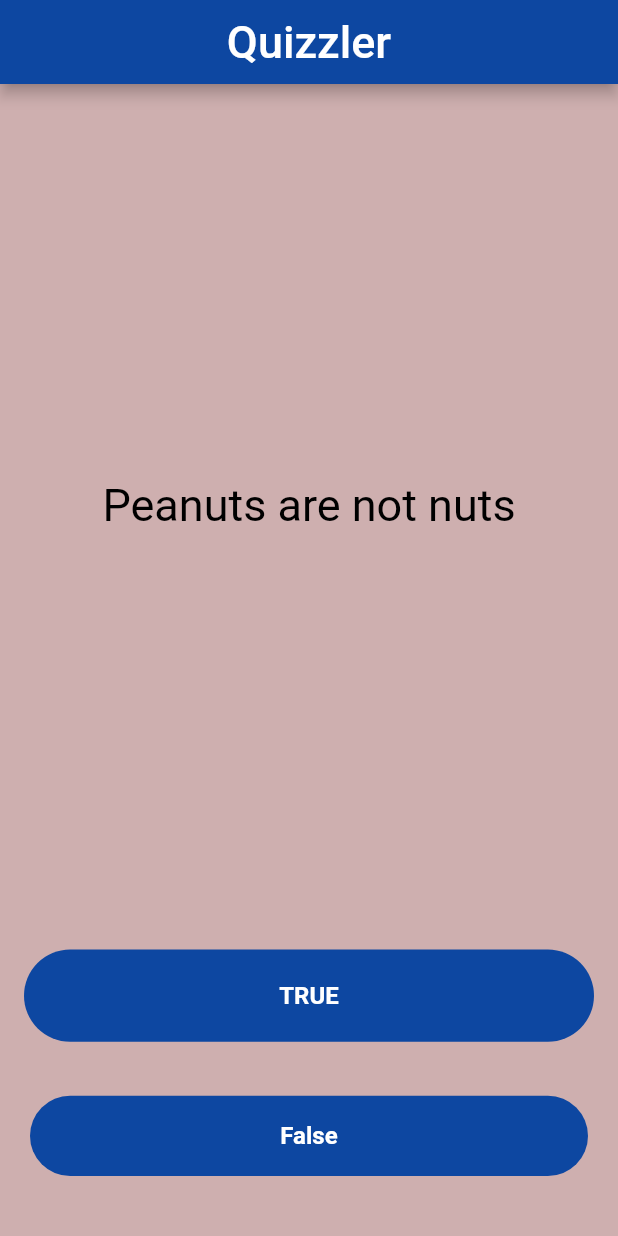
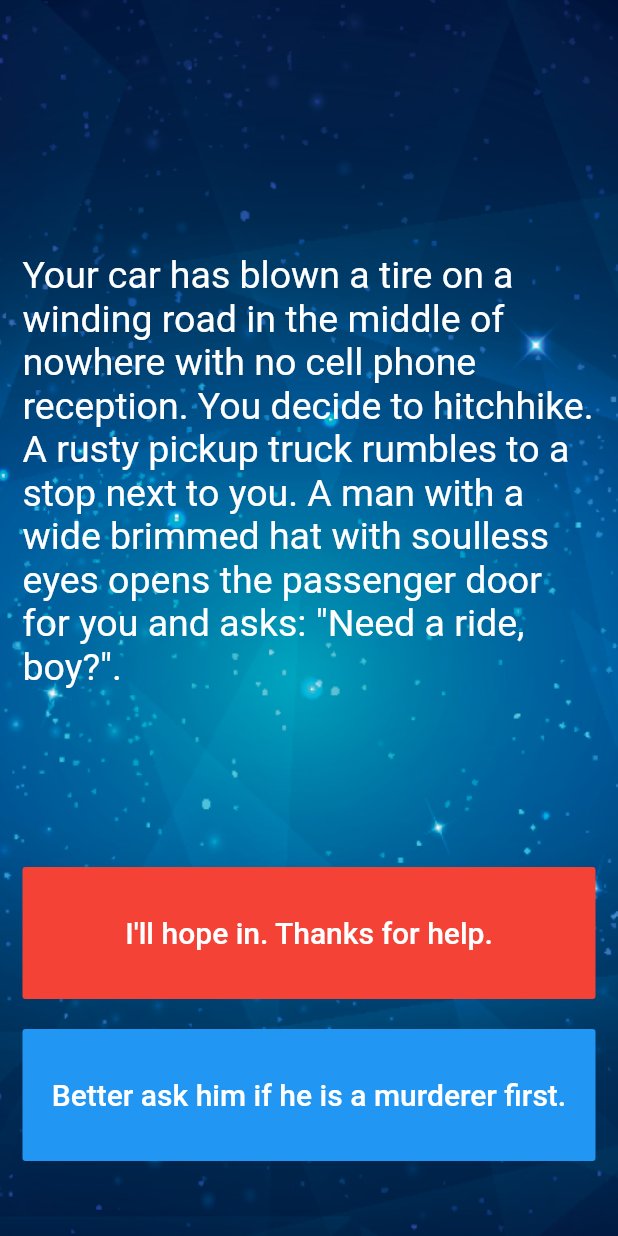
Before and after one commit to muhammadshehzaib/Quiz_Bank, a Flutter app: the screen it shows after launch, on a phone screen of 412 x 824 dp. Run offline on Flutter 3.47's test engine with Material 2 defaults, Android fonts, the phone set to English and light mode, and no system bars; Roboto replaces fonts that are missing (Pacifico).

Commit message:
first commit

```diff
--- a/lib/Question.dart
+++ /dev/null
@@ -1,7 +0,0 @@
-class Questions {
-  String Question = '';
-
-  bool Answer = false;
-  //constuctor
-  Questions(this.Question, this.Answer);
-}
--- a/lib/Quiz.dart
+++ /dev/null
@@ -1,49 +0,0 @@
-import 'Question.dart';
-
-class Quiz {
-  // ignore: non_constant_identifier_names
-  //ecan
-  int _questionNo = 0;
-  //
-  final List<Questions> _questionBank = [
-    Questions('Peanuts are not nuts', true),
-    Questions('People may sneeze or cough while sleeping deeply', false),
-    Questions('Copyrights depreciate over time', true),
-    Questions('Light travels in a straight line', true),
-    Questions('Imposters syndrome is a mental illness', false),
-    Questions('The Atlantic Ocean is the warmest in the world', false),
-    Questions('Almost 30% of Americans are self-employed', true),
-    Questions('There are more ancient pyramids in Sudan than in Egypt', true),
-    Questions('There are more ancient pyramids in Sudan than in Egypt', true),
-    Questions('There are three rivers in Saudi Arabia', false),
-  ];
-
-  //ignore:
-  void nextQuestions() {
-    if (_questionNo < _questionBank.length - 1) {
-      _questionNo++;
-    }
-  }
-
-  // ignore: non_constant_identifier_names
-  String GetQuestions() {
-    return _questionBank[_questionNo].Question;
-  }
-
-  // ignore: non_constant_identifier_names
-  bool CorrectAnswer() {
-    return _questionBank[_questionNo].Answer;
-  }
-
-  bool finished() {
-    if (_questionNo >= _questionBank.length - 1) {
-      return true;
-    } else {
-      return false;
-    }
-  }
-
-  void reset() {
-    _questionNo = 0;
-  }
-}
--- a/lib/main.dart
+++ b/lib/main.dart
@@ -1,30 +1,115 @@
 import 'package:flutter/material.dart';
-import 'Quiz.dart';
-// ignore: implementation_imports
+import 'story_brain.dart';
 
-void main() {
-  runApp(MyApp());
+//-TODO: Step 15 - Run the app and see if you can see the screen update with the first story. Delete this -TODO if it looks as you expected.
+
+void main() => runApp(const Destini());
+
+class Destini extends StatelessWidget {
+  const Destini({Key? key}) : super(key: key);
+
+  Widget build(BuildContext context) {
+    return MaterialApp(
+      debugShowCheckedModeBanner: false,
+      theme: ThemeData.dark(),
+      home: const StoryPage(),
+    );
+  }
 }
 
-class MyApp extends StatelessWidget {
+//-TODO: Step 9 - Create a new storyBrain object from the StoryBrain class.
+// code here step 9
+StoryBrain storyBrain = StoryBrain();
+
+class StoryPage extends StatefulWidget {
+  const StoryPage({Key? key}) : super(key: key);
+
+  _StoryPageState createState() => _StoryPageState();
+}
+
+class _StoryPageState extends State<StoryPage> {
   @override
   Widget build(BuildContext context) {
-    return MaterialApp(
-      home: Theme(
-        data: ThemeData(
-          splashColor: Colors.red,
+    return Scaffold(
+      body: Container(
+        //-TODO: Step 1 - Add background.png to this Container as a background image.
+        decoration: const BoxDecoration(
+          image: DecorationImage(
+            image: AssetImage("images/background.png"),
+            fit: BoxFit.cover,
+          ),
         ),
-        child: Scaffold(
-          backgroundColor: Color.fromARGB(255, 206, 175, 175),
-          appBar: AppBar(
-            centerTitle: true,
-            title: const Text('Quizzler',
-                style: TextStyle(
-                    fontFamily: 'Pacifico', fontSize: 30, color: Colors.white)),
-            backgroundColor: Colors.blue.shade900,
-          ),
-          body: SafeArea(
-            child: MyQuiz(),
+        padding: const EdgeInsets.symmetric(vertical: 50.0, horizontal: 15.0),
+        constraints: const BoxConstraints.expand(),
+        child: SafeArea(
+          child: Column(
+            crossAxisAlignment: CrossAxisAlignment.stretch,
+            children: <Widget>[
+              Expanded(
+                flex: 12,
+                child: Center(
+                  child: Text(
+                    //-TODO: Step 10 - use the storyBrain to get the first story title and display it in this Text Widget.
+
+                    storyBrain.getStory(),
+                    style: const TextStyle(
+                      fontSize: 25.0,
+                    ),
+                  ),
+                ),
+              ),
+              Expanded(
+                flex: 2,
+                child: FlatButton(
+                  onPressed: () {
+                    //Choice 1 made by user.
+                    //-TODO: Step 18 - Call the nextStory() method from storyBrain and pass the number 1 as the choice made by the user.
+                    setState(() {
+                      storyBrain.nextStory(1);
+                    });
+                  },
+                  color: Colors.red,
+                  child: Text(
+                    //-TODO: Step 13 - Use the storyBrain to get the text for choice 1.
+
+                    storyBrain.getChoice1(),
+                    style: const TextStyle(
+                      fontSize: 20.0,
+                    ),
+                  ),
+                ),
+              ),
+              const SizedBox(
+                height: 20.0,
+              ),
+              Expanded(
+                flex: 2,
+                //-TODO: Step 26 - Use a Flutter Visibility Widget to wrap this FlatButton.
+                //-TODO: Step 28 - Set the "visible" property of the Visibility Widget to equal the output from the buttonShouldBeVisible() method in the storyBrain.
+                child: Visibility(
+                  visible: storyBrain.buttonShouldBeVisible(),
+                  child: FlatButton(
+                    onPressed: () {
+                      //Choice 2 made by user.
+                      //-TODO: Step 19 - Call the nextStory() method from storyBrain and pass the number 2 as the choice made by the user.
+                      setState(() {
+                        storyBrain.nextStory(2);
+                      });
+                    },
+                    color: Colors.blue,
+                    child: Text(
+                      //-TODO: Step 14 - Use the storyBrain to get the text for choice 2.
+
+                      // code
+                      storyBrain.getChoice2(),
+                      style: const TextStyle(
+                        fontSize: 20.0,
+                      ),
+                    ),
+                  ),
+                ),
+              ),
+            ],
           ),
         ),
       ),
@@ -32,98 +117,6 @@ class MyApp extends StatelessWidget {
   }
 }
 
-class MyQuiz extends StatefulWidget {
-  @override
-  _MyQuizState createState() => _MyQuizState();
-}
+//-TODO: Step 24 - Run the app and try to figure out what code you need to add to this file to make the story change when you press on the choice buttons.
 
-class _MyQuizState extends State<MyQuiz> {
-  Quiz obj = Quiz();
-  List<Widget> scorkeeper = [];
-
-  void compareAnswer(bool answer) {
-    bool corretAnswer = obj.CorrectAnswer();
-    if (obj.finished() == true) {
-      obj.reset();
-      scorkeeper = [];
-    } else {
-      if (corretAnswer == answer) {
-        scorkeeper.add(
-          Icon(Icons.check, color: Colors.green),
-        );
-      } else {
-        scorkeeper.add(
-          Icon(Icons.close, color: Colors.red),
-        );
-      }
-      setState(() {
-        obj.nextQuestions();
-      });
-    }
-  }
-
-  @override
-  Widget build(BuildContext context) {
-    return Container(
-      child: Column(
-        mainAxisAlignment: MainAxisAlignment.center,
-        crossAxisAlignment: CrossAxisAlignment.stretch,
-        children: [
-          Expanded(
-            flex: 6,
-            child: Center(
-              child: Text(
-                obj.GetQuestions(),
-                style: TextStyle(fontSize: 30.0, color: Colors.black),
-              ),
-            ),
-          ),
-          Expanded(
-            child: Padding(
-              padding: const EdgeInsets.all(16.0),
-              child: FlatButton(
-                shape: StadiumBorder(),
-                onPressed: () {
-                  compareAnswer(true);
-                },
-                child: const Text(
-                  'TRUE',
-                  style: TextStyle(
-                      color: Colors.white,
-                      fontSize: 16,
-                      fontWeight: FontWeight.bold),
-                ),
-                color: Colors.blue.shade900,
-              ),
-            ),
-          ),
-          Expanded(
-            child: Padding(
-              padding: const EdgeInsets.all(20.0),
-              child: FlatButton(
-                shape: const StadiumBorder(),
-                color: Colors.blue.shade900,
-                onPressed: () {
-                  compareAnswer(false);
-                },
-                child: const Text(
-                  'False',
-                  style: TextStyle(
-                      color: Colors.white,
-                      fontSize: 16,
-                      fontWeight: FontWeight.bold),
-                ),
-              ),
-            ),
-          ),
-          const SizedBox(
-            height: 20,
-          ),
-          Row(
-            children: scorkeeper,
-          )
-        ],
-      ),
-    );
-  }
-}
+//-TODO: Step 29 - Run the app and test it against the Story Outline to make sure you've completed all the steps. The code for the completed app can be found here: https://github.com/londonappbrewery/destini-challenge-completed/
--- a/pubspec.yaml
+++ b/pubspec.yaml
@@ -58,8 +58,8 @@ flutter:
   uses-material-design: true
 
   # To add assets to your application, add an assets section, like this:
-  # assets:
-  #   - images/a_dot_burr.jpeg
+  assets:
+    - images/
   #   - images/a_dot_ham.jpeg
 
   # An image asset can refer to one or more resolution-specific "variants", see
```
Also changed, not shown: lib/story.dart (added, +18 -0 lines), lib/story_brain.dart (added, +93 -0 lines), firebase.json (added), images/background.png (added), 4 other files.
